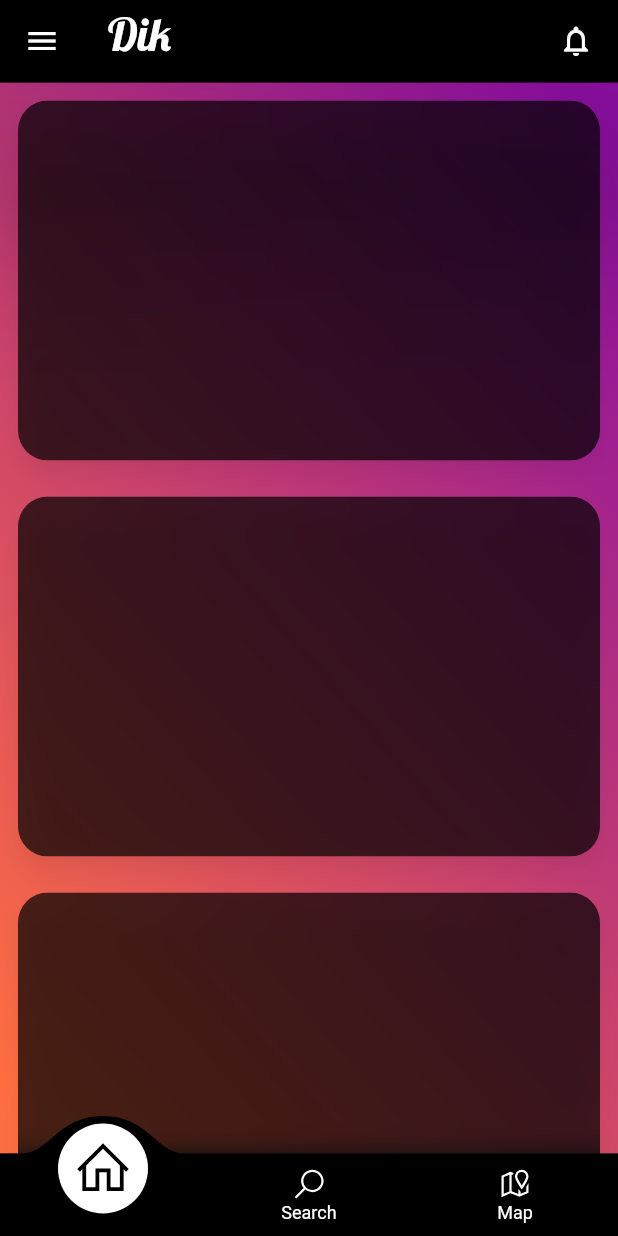
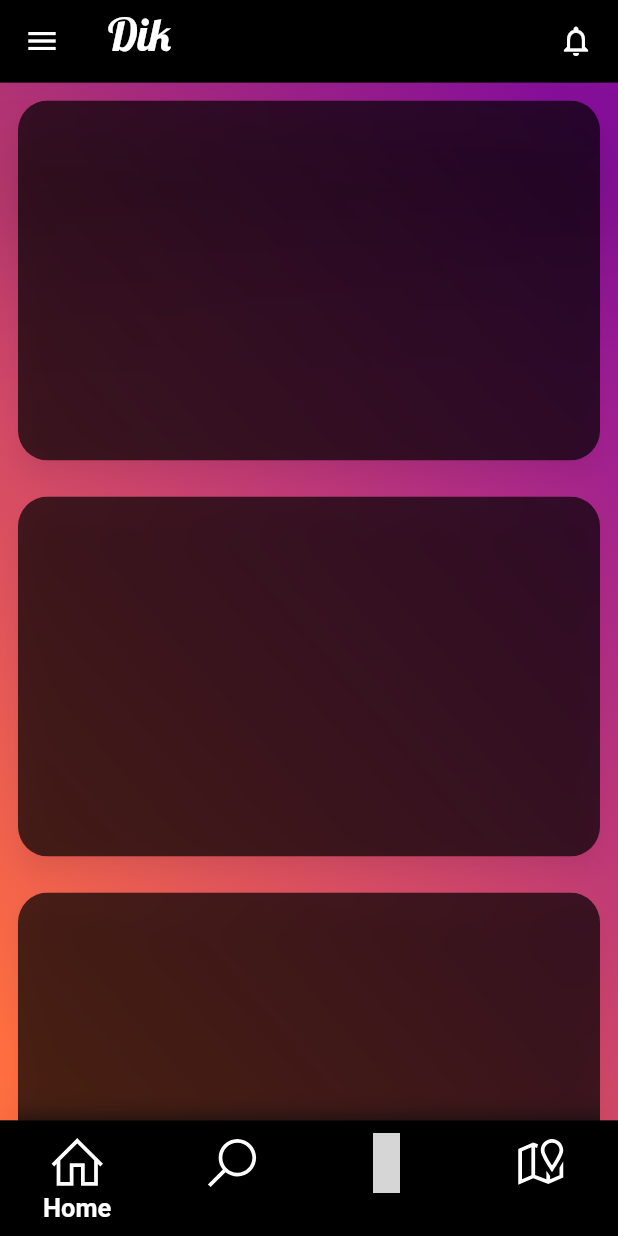
Before and after one commit to erKripad/dik, a Flutter app: the screen it shows after launch, on a phone screen of 412 x 824 dp. Run offline on Flutter 3.47's test engine with Material 2 defaults, Android fonts, the phone set to English and light mode, and no system bars; drawn by our look-alikes of blurrycontainer, convex_bottom_bar; our stand-ins replace line_awesome_flutter; statements that could not run were skipped; grey boxes are pictures that could not be loaded.

Commit message:
modified:   lib/main.dart 	new file:   lib/theme/Home Screen/calendar_screen.dart 	renamed:    lib/theme/home_screen.dart -> lib/theme/Home Screen/home_screen.dart 	new file:   lib/theme/Home Screen/map_screen.dart 	renamed:    lib/theme/notificattion_page.dart -> lib/theme/Home Screen/notificattion_page.dart 	renamed:    lib/theme/profile_editing_screen.dart -> lib/theme/Home Screen/profile_editing_page.dart 	renamed:    lib/theme/profile_page.dart -> lib/theme/Home Screen/profile_page.dart 	new file:   lib/theme/Home Screen/search_screen.dart 	renamed:    lib/theme/settings.dart -> lib/theme/Home Screen/settings_page.dart 	modified:   lib/theme/my_app.dart 	modified:   test/widget_test.dart

```diff
--- a/lib/main.dart
+++ b/lib/main.dart
@@ -1,6 +1,6 @@
-import 'package:dik/theme/my_app.dart';
+import 'package:dik/Theme/my_app.dart';
 import 'package:flutter/material.dart';
 
-void main() {
+Future<void> main() async {
   runApp(const MyApp());
 }
--- /dev/null
+++ b/lib/theme/Home Screen/calendar_screen.dart
@@ -0,0 +1,23 @@
+//----------------------------------------------------------------------------//
+
+import 'package:flutter/material.dart';
+
+//----------------------------------------------------------------------------//
+
+class CalendarScreen extends StatelessWidget {
+  const CalendarScreen({super.key});
+  @override
+  Widget build(BuildContext context) {
+    return Scaffold(
+      appBar: AppBar(
+        backgroundColor: Colors.transparent,
+        elevation: 0,
+        title: const Text("Settings"),
+      ),
+      extendBodyBehindAppBar: true,
+      backgroundColor: Colors.black,
+    );
+  }
+}
+
+//----------------------------------------------------------------------------//
--- /dev/null
+++ b/lib/theme/Home Screen/home_screen.dart
@@ -0,0 +1,209 @@
+//----------------------------------------------------------------------------//
+
+import 'package:dik/Theme/Home%20Screen/profile_page.dart';
+import 'package:flutter/material.dart';
+import 'package:line_awesome_flutter/line_awesome_flutter.dart';
+import 'package:blurrycontainer/blurrycontainer.dart';
+import 'package:dik/Theme/Home Screen/calendar_screen.dart';
+import 'package:dik/Theme/Home Screen/map_screen.dart';
+import 'package:dik/Theme/Home Screen/search_screen.dart';
+
+//----------------------------------------------------------------------------//
+
+class HomeScreen extends StatefulWidget {
+  const HomeScreen({super.key});
+
+  @override
+  State<HomeScreen> createState() => _MyStatefulWidgetState();
+}
+
+//----------------------------------------------------------------------------//
+
+class _MyStatefulWidgetState extends State<HomeScreen> {
+  @override
+  Widget build(BuildContext context) {
+    return Scaffold(
+      //
+      body: Container(
+        decoration: const BoxDecoration(
+          gradient: LinearGradient(
+            transform: GradientRotation(4),
+            colors: [
+              Color.fromARGB(255, 140, 15, 161),
+              Colors.deepOrangeAccent,
+            ],
+            begin: Alignment.bottomCenter,
+            end: Alignment.topCenter,
+          ),
+        ),
+        height: double.infinity,
+        width: double.infinity,
+        child: ListView(
+          primary: false,
+          /*crossAxisCount: 1,
+          mainAxisSpacing: 0,
+          crossAxisSpacing: 10,*/
+          children: [
+            Padding(
+              padding: const EdgeInsets.all(12.0),
+              child: BlurryContainer(
+                color: Colors.black.withOpacity(0.7),
+                blur: 8,
+                elevation: 6,
+                height: 240,
+                padding: const EdgeInsets.all(32),
+                child: Column(),
+              ),
+            ),
+            Padding(
+              padding: const EdgeInsets.all(12.0),
+              child: BlurryContainer(
+                color: Colors.black.withOpacity(0.7),
+                blur: 8,
+                elevation: 6,
+                height: 240,
+                padding: const EdgeInsets.all(32),
+                child: Column(),
+              ),
+            ),
+            Padding(
+              padding: const EdgeInsets.all(12.0),
+              child: BlurryContainer(
+                color: Colors.black.withOpacity(0.7),
+                blur: 8,
+                elevation: 6,
+                height: 240,
+                padding: const EdgeInsets.all(32),
+                child: Column(),
+              ),
+            ),
+          ],
+        ),
+      ),
+      //
+    );
+  }
+}
+
+//----------------------------------------------------------------------------//
+
+class MyBottomNavigationBar extends StatefulWidget {
+  const MyBottomNavigationBar({super.key});
+
+  @override
+  State<MyBottomNavigationBar> createState() => _MyBottomNavigationBarState();
+}
+
+class _MyBottomNavigationBarState extends State<MyBottomNavigationBar> {
+  int currentIndex = 0;
+  final List<Widget> _children = [
+    const HomeScreen(),
+    const SearchScreen(),
+    const MapScreen(),
+    const CalendarScreen(),
+  ];
+
+  @override
+  Widget build(BuildContext context) {
+    return Scaffold(
+      body: _children[currentIndex],
+      //
+      //
+      //
+      appBar: AppBar(
+        toolbarHeight: 55,
+        elevation: 50,
+        backgroundColor: Colors.black,
+        title: const Text(
+          "Dik",
+          textAlign: TextAlign.right,
+          style: TextStyle(
+            fontFamily: "Lobster",
+            height: 0.75,
+            fontSize: 30,
+          ),
+        ),
+        actions: [
+          FloatingActionButton(
+            onPressed: () {
+              Navigator.pushNamed(context, '/notifications');
+            },
+            elevation: 3,
+            backgroundColor: Colors.transparent,
+            child: const Icon(
+              Icons.notifications_none,
+              color: Colors.white,
+            ),
+          ),
+        ],
+      ),
+      //
+      //
+      //
+      bottomNavigationBar: BottomNavigationBar(
+        type: BottomNavigationBarType.fixed,
+        backgroundColor: Colors.black,
+        selectedItemColor: Colors.white,
+        selectedFontSize: 12,
+        unselectedFontSize: 0,
+        elevation: 50,
+        items: const [
+          BottomNavigationBarItem(
+            label: 'Home',
+            icon: Icon(
+              LineAwesomeIcons.home,
+              color: Colors.white,
+              size: 40,
+            ),
+            backgroundColor: Colors.black,
+          ),
+          BottomNavigationBarItem(
+            label: 'Search',
+            icon: Icon(
+              LineAwesomeIcons.search,
+              color: Colors.white,
+              size: 40,
+            ),
+            backgroundColor: Colors.black,
+          ),
+          BottomNavigationBarItem(
+            label: 'Calendario',
+            icon: Icon(
+              LineAwesomeIcons.calendar_with_week_focus,
+              color: Colors.white,
+              size: 40,
+            ),
+            backgroundColor: Colors.black,
+          ),
+          BottomNavigationBarItem(
+            label: 'Map',
+            icon: Icon(
+              LineAwesomeIcons.map_marked,
+              color: Colors.white,
+              size: 40,
+            ),
+            backgroundColor: Colors.black,
+          ),
+        ],
+        selectedLabelStyle: const TextStyle(
+          color: Colors.white,
+          fontSize: 17,
+          fontWeight: FontWeight.bold,
+        ),
+        //selectedItemColor: Colors.red,
+
+        currentIndex: currentIndex,
+        onTap: (int index) {
+          setState(() {
+            currentIndex = index;
+          });
+        },
+      ),
+      floatingActionButtonLocation: FloatingActionButtonLocation.miniEndTop,
+      drawer: const Drawer(
+        backgroundColor: Colors.black,
+        child: ProfileScreen(),
+      ),
+    );
+  }
+}
--- /dev/null
+++ b/lib/theme/Home Screen/map_screen.dart
@@ -0,0 +1,23 @@
+//----------------------------------------------------------------------------//
+
+import 'package:flutter/material.dart';
+
+//----------------------------------------------------------------------------//
+
+class MapScreen extends StatelessWidget {
+  const MapScreen({super.key});
+  @override
+  Widget build(BuildContext context) {
+    return Scaffold(
+      appBar: AppBar(
+        backgroundColor: Colors.transparent,
+        elevation: 0,
+        title: const Text("Map"),
+      ),
+      extendBodyBehindAppBar: true,
+      backgroundColor: Colors.black,
+    );
+  }
+}
+
+//----------------------------------------------------------------------------//
--- a/lib/theme/profile_editing_screen.dart
+++ b/lib/theme/Home Screen/profile_editing_page.dart
@@ -1,3 +1,4 @@
+
 //----------------------------------------------------------------------------//
 
 import 'package:flutter/material.dart';
--- a/lib/theme/profile_page.dart
+++ b/lib/theme/Home Screen/profile_page.dart
@@ -2,8 +2,6 @@
 
 import 'package:flutter/material.dart';
 import 'package:line_awesome_flutter/line_awesome_flutter.dart';
-import 'package:dik/theme/profile_editing_screen.dart';
-import 'package:dik/theme/settings.dart';
 
 //----------------------------------------------------------------------------//
 
--- a/lib/theme/settings.dart
+++ b/lib/theme/Home Screen/search_screen.dart
@@ -4,8 +4,8 @@ import 'package:flutter/material.dart';
 
 //----------------------------------------------------------------------------//
 
-class SettingsScreen extends StatelessWidget {
-  const SettingsScreen({super.key});
+class SearchScreen extends StatelessWidget {
+  const SearchScreen({super.key});
   @override
   Widget build(BuildContext context) {
     return Scaffold(
@@ -16,7 +16,6 @@ class SettingsScreen extends StatelessWidget {
       ),
       extendBodyBehindAppBar: true,
       backgroundColor: Colors.black,
-      floatingActionButtonLocation: FloatingActionButtonLocation.endTop,
     );
   }
 }
--- /dev/null
+++ b/lib/theme/Home Screen/settings_page.dart
@@ -0,0 +1,24 @@
+//----------------------------------------------------------------------------//
+
+import 'package:flutter/material.dart';
+
+//----------------------------------------------------------------------------//
+
+class SettingsPage extends StatelessWidget {
+  const SettingsPage({super.key});
+  @override
+  Widget build(BuildContext context) {
+    return Scaffold(
+      appBar: AppBar(
+        backgroundColor: Colors.transparent,
+        elevation: 0,
+        title: const Text("Settings"),
+      ),
+      extendBodyBehindAppBar: true,
+      backgroundColor: Colors.black,
+      floatingActionButtonLocation: FloatingActionButtonLocation.endTop,
+    );
+  }
+}
+
+//----------------------------------------------------------------------------//
--- a/lib/theme/home_screen.dart
+++ /dev/null
@@ -1,135 +0,0 @@
-//----------------------------------------------------------------------------//
-
-import 'package:dik/theme/profile_page.dart';
-import 'package:flutter/material.dart';
-import 'package:convex_bottom_bar/convex_bottom_bar.dart';
-import 'package:dik/theme/notificattion_page.dart';
-import 'package:line_awesome_flutter/line_awesome_flutter.dart';
-import 'package:blurrycontainer/blurrycontainer.dart';
-
-//----------------------------------------------------------------------------//
-
-class HomeScreen extends StatefulWidget {
-  const HomeScreen({super.key});
-
-  @override
-  State<HomeScreen> createState() => _MyStatefulWidgetState();
-}
-
-//----------------------------------------------------------------------------//
-
-class _MyStatefulWidgetState extends State<HomeScreen> {
-  @override
-  Widget build(BuildContext context) {
-    return Scaffold(
-      //
-      appBar: AppBar(
-        toolbarHeight: 55,
-        elevation: 50,
-        backgroundColor: Colors.black,
-        title: const Text(
-          "Dik",
-          textAlign: TextAlign.right,
-          style: TextStyle(
-            fontFamily: "Lobster",
-            height: 0.75,
-            fontSize: 30,
-          ),
-        ),
-        actions: [
-          FloatingActionButton(
-            onPressed: () {
-              Navigator.pushNamed(context, '/notifications');
-            },
-            elevation: 3,
-            backgroundColor: Colors.transparent,
-            child: const Icon(
-              Icons.notifications_none,
-              color: Colors.white,
-            ),
-          ),
-        ],
-      ),
-      //
-      body: Container(
-        decoration: const BoxDecoration(
-          gradient: LinearGradient(
-            transform: GradientRotation(4),
-            colors: [
-              Color.fromARGB(255, 140, 15, 161),
-              Colors.deepOrangeAccent,
-            ],
-            begin: Alignment.bottomCenter,
-            end: Alignment.topCenter,
-          ),
-        ),
-        height: double.infinity,
-        width: double.infinity,
-        child: ListView(
-          primary: false,
-          /*crossAxisCount: 1,
-          mainAxisSpacing: 0,
-          crossAxisSpacing: 10,*/
-          children: [
-            Padding(
-              padding: const EdgeInsets.all(12.0),
-              child: BlurryContainer(
-                color: Colors.black.withOpacity(0.7),
-                blur: 8,
-                elevation: 6,
-                height: 240,
-                padding: const EdgeInsets.all(32),
-                child: Column(),
-              ),
-            ),
-            Padding(
-              padding: const EdgeInsets.all(12.0),
-              child: BlurryContainer(
-                color: Colors.black.withOpacity(0.7),
-                blur: 8,
-                elevation: 6,
-                height: 240,
-                padding: const EdgeInsets.all(32),
-                child: Column(),
-              ),
-            ),
-            Padding(
-              padding: const EdgeInsets.all(12.0),
-              child: BlurryContainer(
-                color: Colors.black.withOpacity(0.7),
-                blur: 8,
-                elevation: 6,
-                height: 240,
-                padding: const EdgeInsets.all(32),
-                child: Column(),
-              ),
-            ),
-          ],
-        ),
-      ),
-      //
-      bottomNavigationBar: ConvexAppBar(
-        curveSize: 80,
-        elevation: 50,
-        items: const [
-          TabItem(icon: LineAwesomeIcons.home, title: 'Home'),
-          TabItem(icon: LineAwesomeIcons.search, title: 'Search'),
-          TabItem(icon: LineAwesomeIcons.map_marked, title: 'Map'),
-        ],
-        color: Colors.white,
-        backgroundColor: Colors.black,
-        height: 55,
-      ),
-      //
-      floatingActionButtonLocation: FloatingActionButtonLocation.miniEndTop,
-      //
-      drawer: const Drawer(
-        backgroundColor: Colors.black,
-        child: ProfileScreen(),
-      ),
-      //
-    );
-  }
-}
-
-//----------------------------------------------------------------------------//
--- a/lib/theme/my_app.dart
+++ b/lib/theme/my_app.dart
@@ -14,11 +14,10 @@
    estensioni per rendere magico Flutter */
 
 import 'package:flutter/material.dart';
-import 'package:dik/theme/home_screen.dart';
-import 'package:dik/theme/settings.dart';
-import 'package:dik/theme/profile_editing_screen.dart';
-import 'package:dik/theme/notificattion_page.dart';
-//import 'package:dik/theme/home_screen_2.dart';
+import 'package:dik/Theme/Home Screen/home_screen.dart';
+import 'package:dik/Theme/Home Screen/settings_page.dart';
+import 'package:dik/Theme/Home Screen/profile_editing_page.dart';
+import 'package:dik/Theme/Home Screen/notificattion_page.dart';
 
 //----------------------------------------------------------------------------//
 
@@ -40,8 +39,8 @@ class MyApp extends StatelessWidget {
       ),
       initialRoute: '/',
       routes: {
-        '/': (context) => const HomeScreen(),
-        '/settings': (context) => const SettingsScreen(),
+        '/': (context) => const MyBottomNavigationBar(),
+        '/settings': (context) => const SettingsPage(),
         '/notifications': (context) => const NotificationScreen(),
         '/edite_profile': (context) => const ProfileEditingScreen(),
       },
```
Also changed, not shown: lib/theme/Home Screen/notificattion_page.dart (renamed from lib/theme/notificattion_page.dart), 1 other file.
